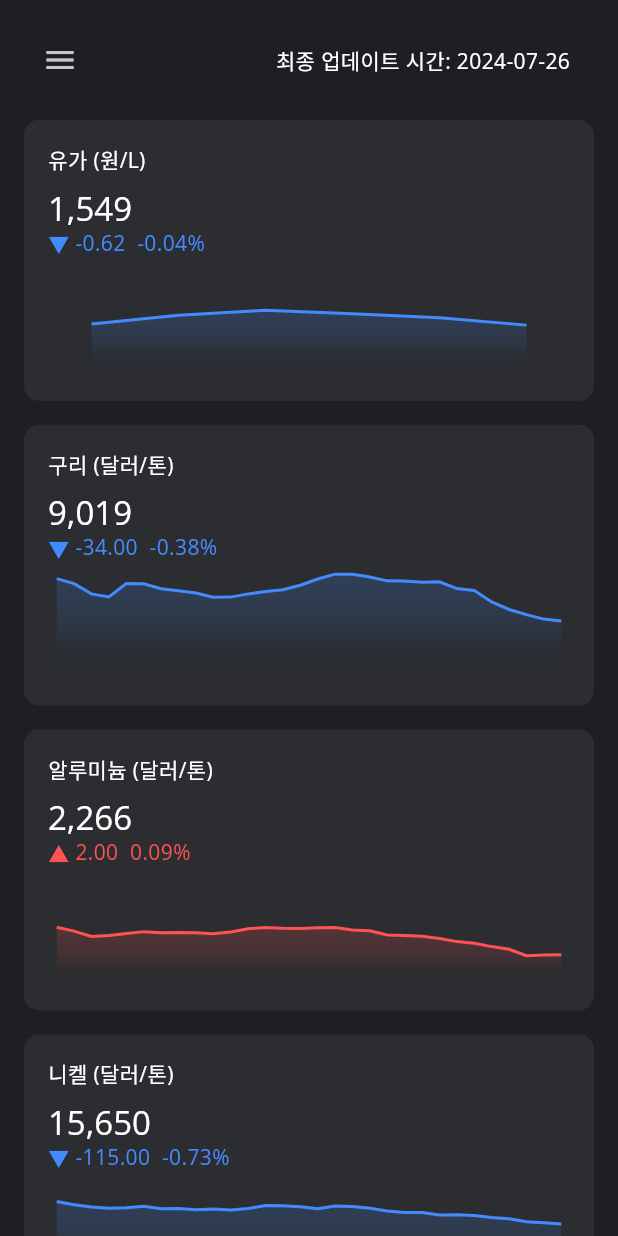
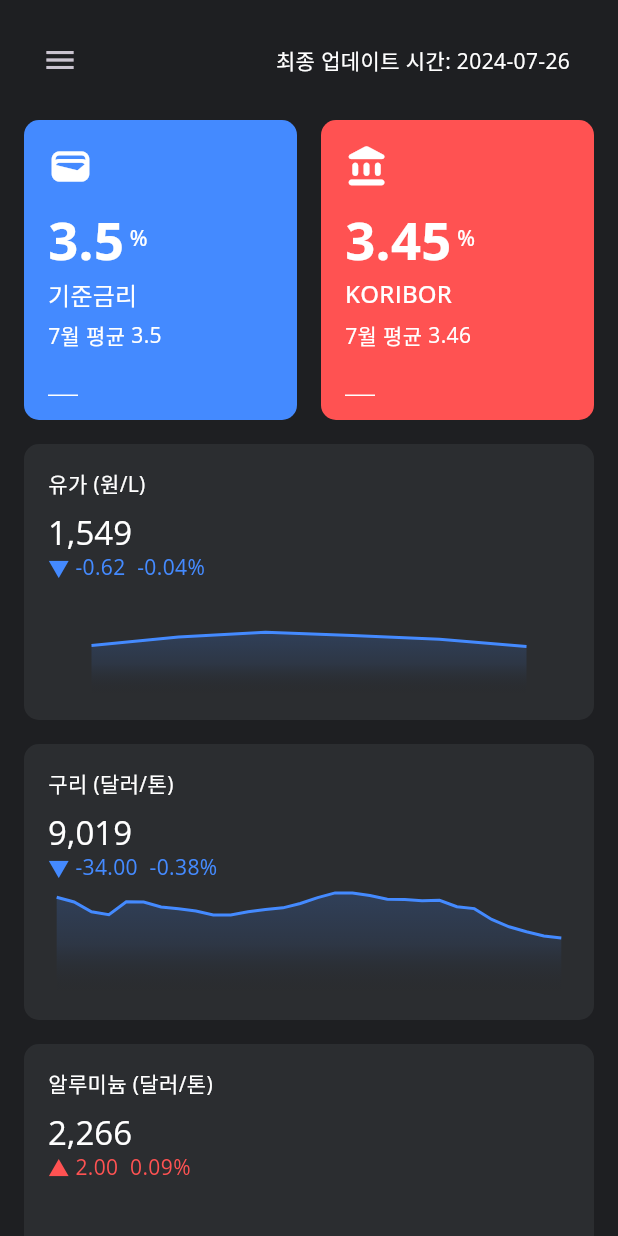
Before and after one commit to ssun-ko/price-monitoring-flutter, a Flutter app: the screen it shows after launch, on a phone screen of 412 x 824 dp. Run offline on Flutter 3.47's test engine with Material 3 defaults, Android fonts, the phone set to English and light mode, and no system bars; our stand-ins replace csv, google_fonts, syncfusion_flutter_charts; missing offline and left inert: dart:html, syncfusion_flutter_maps.

Commit message:
Create price percentage widgets

```diff
--- /dev/null
+++ b/lib/screens/dashboard/components/dollar_card.dart
@@ -0,0 +1,104 @@
+import 'package:flutter/material.dart';
+import 'package:intl/intl.dart';
+import 'package:price/core/constants/color_constants.dart';
+import 'package:price/core/utils/search_util.dart';
+import 'package:price/providers/data_provider.dart';
+import 'package:price/screens/dashboard/components/widget_title.dart';
+import 'package:provider/provider.dart';
+
+class DollarCard extends StatelessWidget {
+  final int cardNumber;
+
+  DollarCard({required this.cardNumber});
+
+  @override
+  Widget build(BuildContext context) {
+    return Consumer<DataProvider>(builder: (context, dataProvider, _) {
+      if (dataProvider.dollarData.isEmpty) {
+        return Container(
+          padding: EdgeInsets.all(defaultPadding),
+          decoration: BoxDecoration(
+            color: secondaryColor,
+            borderRadius: BorderRadius.all(Radius.circular(10)),
+          ),
+          child: Center(
+            child: CircularProgressIndicator(),
+          ),
+        );
+      } else {
+        return Expanded(
+          child: Container(
+              height: 200,
+              padding: EdgeInsets.all(defaultPadding),
+              decoration: BoxDecoration(
+                color: cardNumber == 1 ? Colors.blueAccent : Colors.redAccent,
+                borderRadius: BorderRadius.all(Radius.circular(10)),
+              ),
+              child: Column(
+                crossAxisAlignment: CrossAxisAlignment.start,
+                children: [
+                  Icon(_getIcon(), size: 30),
+                  SizedBox(height: defaultPadding / 2),
+                  Row(
+                    children: [
+                      Text(_getValue(dataProvider),
+                          style: TextStyle(
+                              fontSize: 35, fontWeight: FontWeight.bold)),
+                      Text(' %', style: Theme.of(context).textTheme.labelLarge)
+                    ],
+                  ),
+                  WidgetTitle(title: _getWidgetTitle()),
+                  SizedBox(height: defaultPadding / 3),
+                  Row(
+                    children: [
+                      Text(DateTime.now().month.toString() + "월 평균 "),
+                      Text(_getAverage(dataProvider))
+                    ],
+                  ),
+                  Spacer(),
+                  Container(
+                    height: 1,
+                    width: 20,
+                    decoration: BoxDecoration(
+                        border: Border(
+                            bottom: BorderSide(width: 1, color: Colors.white))),
+                  )
+                ],
+              )),
+        );
+      }
+    });
+  }
+
+  String _getValue(DataProvider dataProvider) {
+    return dataProvider.dollarData.last[cardNumber + 1].toString();
+  }
+
+  IconData _getIcon() {
+    return cardNumber == 1
+        ? Icons.wallet_rounded
+        : Icons.account_balance_rounded;
+  }
+
+  String _getAverage(DataProvider dataProvider) {
+    DateTime startDate = DateTime(DateTime.now().year, DateTime.now().month, 1);
+    DateTime endDate = DateTime.now();
+    List<List<dynamic>> thisMonthData = SearchUtil()
+        .filterDataByDate(dataProvider.dollarData, startDate, endDate, false);
+
+    final formatter = NumberFormat('##.##');
+
+    double sum = 0.0;
+
+    for (int i = 1; i < thisMonthData.length; i++) {
+      sum +=
+          double.tryParse(thisMonthData[i][cardNumber + 1].toString()) ?? 0.0;
+    }
+
+    return formatter.format(sum / (thisMonthData.length - 1));
+  }
+
+  String _getWidgetTitle() {
+    return cardNumber == 1 ? "기준금리" : "KORIBOR";
+  }
+}
--- a/lib/screens/dashboard/widgets/detail_widget.dart
+++ b/lib/screens/dashboard/widgets/detail_widget.dart
@@ -3,6 +3,7 @@ import 'package:price/core/constants/color_constants.dart';
 import 'package:price/providers/data_provider.dart';
 import 'package:price/responsive.dart';
 import 'package:price/screens/dashboard/components/detail_card.dart';
+import 'package:price/screens/dashboard/components/dollar_card.dart';
 import 'package:provider/provider.dart';
 
 class DetailWidget extends StatelessWidget {
@@ -31,30 +32,44 @@ class DetailWidget extends StatelessWidget {
       } else if (!Responsive.isMobile(context)) {
         return Container(
           child: Row(children: [
+            Expanded(
+              child: Row(
+                children: [
+                  DollarCard(cardNumber: 1),
+                  SizedBox(width: defaultPadding),
+                  DollarCard(cardNumber: 2)
+                ],
+              ),
+            ),
+            SizedBox(width: defaultPadding),
             DetailCard(cardNumber: 1),
             SizedBox(width: defaultPadding),
             DetailCard(cardNumber: 2),
             SizedBox(width: defaultPadding),
             DetailCard(cardNumber: 3),
             SizedBox(width: defaultPadding),
-            DetailCard(cardNumber: 4),
-            SizedBox(width: defaultPadding),
-            DetailCard(cardNumber: 5)
+            DetailCard(cardNumber: 4)
           ]),
         );
       } else {
         return Container(
             height: 1000,
             child: Column(children: [
+              Row(
+                children: [
+                  DollarCard(cardNumber: 1),
+                  SizedBox(width: defaultPadding),
+                  DollarCard(cardNumber: 2),
+                ],
+              ),
+              SizedBox(height: defaultPadding),
               DetailCard(cardNumber: 1),
               SizedBox(height: defaultPadding),
               DetailCard(cardNumber: 2),
               SizedBox(height: defaultPadding),
               DetailCard(cardNumber: 3),
               SizedBox(height: defaultPadding),
-              DetailCard(cardNumber: 4),
-              SizedBox(height: defaultPadding),
-              DetailCard(cardNumber: 5)
+              DetailCard(cardNumber: 4)
             ]));
       }
     });
```
